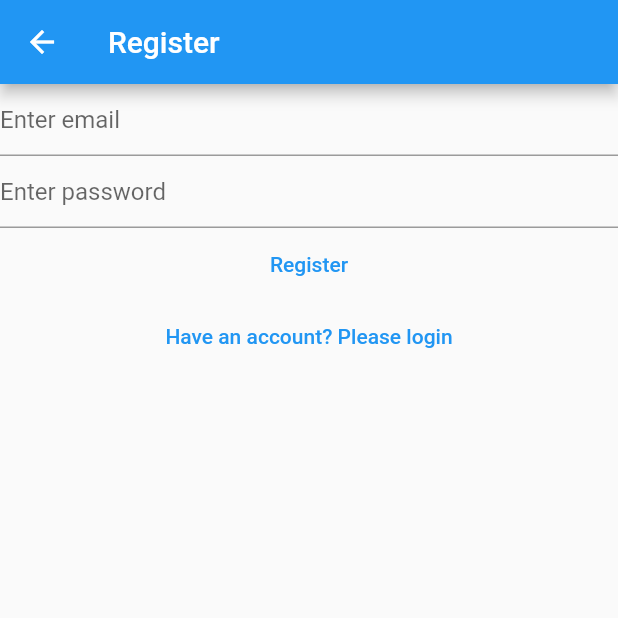
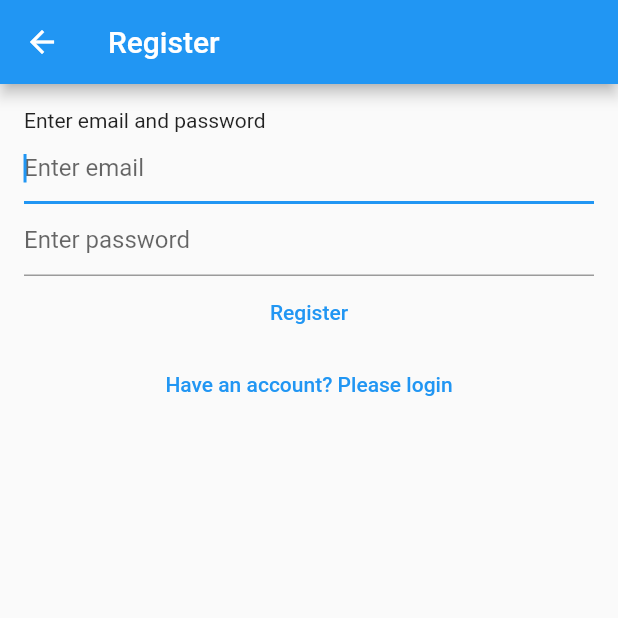
Before and after one commit to abondar24/Notes, a Flutter app: the RegisterView screen opened directly, on a phone screen of 412 x 824 dp, the top half of it. Run offline on Flutter 3.47's test engine with Material 2 defaults, Android fonts, the phone set to English and light mode, and no system bars; our stand-ins replace bloc, cloud_firestore, firebase_auth, firebase_core, flutter_bloc, share_plus and 1 more; accounts and stored records are empty; generated files the repository leaves out were written again; network calls fail.

Commit message:
reset pwd, clean ups

```diff
--- a/notes/lib/main.dart
+++ b/notes/lib/main.dart
@@ -6,6 +6,7 @@ import 'package:notes/services/auth/bloc/auth_bloc.dart';
 import 'package:notes/services/auth/bloc/auth_event.dart';
 import 'package:notes/services/auth/bloc/auth_state.dart';
 import 'package:notes/services/auth/firebase_auth_provider.dart';
+import 'package:notes/views/fotgot_password_view.dart';
 import 'package:notes/views/notes/notes_view.dart';
 import 'package:notes/views/notes/create_update_note_view.dart';
 import 'views/login_view.dart';
@@ -56,6 +57,8 @@ class MyApp extends StatelessWidget {
           return const LoginView();
         } else if (state is AuthStateRegistering) {
           return const RegisterView();
+        } else if (state is AuthStateForgotPassword) {
+          return const ForgotPasswordView();
         } else {
           return const Scaffold(
             body: CircularProgressIndicator(),
--- a/notes/lib/services/auth/auth_provider.dart
+++ b/notes/lib/services/auth/auth_provider.dart
@@ -16,4 +16,5 @@ abstract class AuthProvider {
   Future<void> logOut();
   Future<void> sendEmailVerification();
   Future<void> init();
+  Future<void> sendPasswordReset({required String email});
 }
--- a/notes/lib/services/auth/auth_service.dart
+++ b/notes/lib/services/auth/auth_service.dart
@@ -39,4 +39,8 @@ class AuthService implements AuthProvider {
 
   @override
   Future<void> init() => authProvider.init();
+
+  @override
+  Future<void> sendPasswordReset({required String email}) =>
+      authProvider.sendPasswordReset(email: email);
 }
--- a/notes/lib/services/auth/bloc/auth_event.dart
+++ b/notes/lib/services/auth/bloc/auth_event.dart
@@ -37,3 +37,10 @@ class AuthEventRegister extends AuthEvent {
 class AuthEventShouldRegister extends AuthEvent {
   const AuthEventShouldRegister();
 }
+
+class AuthEventForgotPassword extends AuthEvent {
+  final String? email;
+  const AuthEventForgotPassword({
+    this.email,
+  });
+}
--- a/notes/lib/services/auth/bloc/auth_state.dart
+++ b/notes/lib/services/auth/bloc/auth_state.dart
@@ -62,3 +62,14 @@ class AuthStateLoggedOut extends AuthState {
   @override
   List<Object?> get props => [exception, isLoading];
 }
+
+class AuthStateForgotPassword extends AuthState {
+  final Exception? exception;
+  final bool hasSentEmail;
+
+  const AuthStateForgotPassword({
+    required this.exception,
+    required this.hasSentEmail,
+    required bool isLoading,
+  }) : super(isLoading: isLoading);
+}
--- /dev/null
+++ b/notes/lib/utils/dialogs/password_reset_dialog.dart
@@ -0,0 +1,14 @@
+import 'package:flutter/material.dart';
+import 'package:notes/utils/generics/generic_dialog.dart';
+
+Future<void> showPasswordResetDialog(
+  BuildContext context,
+) {
+  return showGenericDialog(
+      context: context,
+      title: 'Password reset',
+      content: 'Password reset email is sent',
+      optionBuilder: () => {
+            'OK': null,
+          });
+}
--- a/notes/lib/views/register_view.dart
+++ b/notes/lib/views/register_view.dart
@@ -66,13 +66,18 @@ class _RegisterViewState extends State<RegisterView> {
       },
       child: Scaffold(
           appBar: AppBar(title: const Text('Register')),
-          body: Column(
+          body: Padding(
+            padding: const EdgeInsets.all(16.0),
+            child: Column(
+              crossAxisAlignment: CrossAxisAlignment.start,
               children: [
+                const Text('Enter email and password'),
                 TextField(
                   controller: _emailController,
                   keyboardType: TextInputType.emailAddress,
                   enableSuggestions: false,
                   autocorrect: false,
+                  autofocus: true,
                   decoration: const InputDecoration(
                     hintText: 'Enter email',
                   ),
@@ -86,6 +91,9 @@ class _RegisterViewState extends State<RegisterView> {
                     hintText: 'Enter password',
                   ),
                 ),
+                Center(
+                  child: Column(
+                    children: [
                       TextButton(
                           onPressed: () async {
                             final email = _emailController.text;
@@ -108,6 +116,10 @@ class _RegisterViewState extends State<RegisterView> {
                         child: const Text('Have an account? Please login'),
                       )
                     ],
+                  ),
+                ),
+              ],
+            ),
           )),
     );
   }
```
Also changed, not shown: notes/lib/services/auth/bloc/auth_bloc.dart (+47 -0 lines), notes/lib/services/auth/firebase_auth_provider.dart (+20 -0 lines), notes/lib/utils/dialogs/loading_dialog.dart (deleted, +0 -29 lines), notes/lib/views/fotgot_password_view.dart (added, +91 -0 lines), notes/lib/views/login_view.dart (+17 -4 lines), 1 other file. Lines whose indentation alone changed are shown as unchanged.
